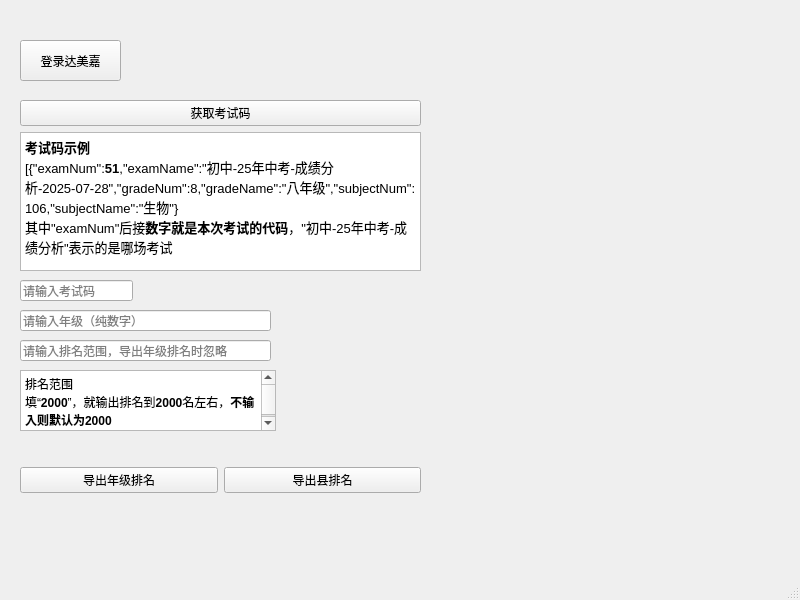
This is mainwindow.ui in ouroooo/DBZX-DMG as Qt 5 draws it before an edit. The edited form follows.
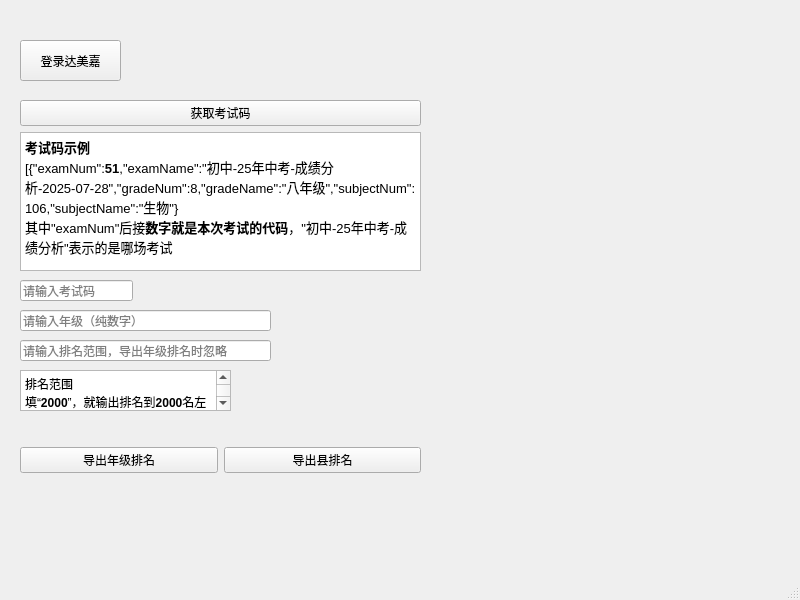
This is the edited form.

What changed in the file:
```diff
--- a/mainwindow.ui
+++ b/mainwindow.ui
@@ -96,8 +96,8 @@
      <rect>
       <x>20</x>
       <y>370</y>
-      <width>256</width>
-      <height>61</height>
+      <width>211</width>
+      <height>41</height>
      </rect>
     </property>
     <property name="html">
@@ -109,14 +109,14 @@
 li.checked::marker { content: &quot;\2612&quot;; }
 &lt;/style&gt;&lt;/head&gt;&lt;body style=&quot; font-family:'Microsoft YaHei UI'; font-size:9pt; font-weight:400; font-style:normal;&quot;&gt;
 &lt;p style=&quot; margin-top:0px; margin-bottom:0px; margin-left:0px; margin-right:0px; -qt-block-indent:0; text-indent:0px;&quot;&gt;排名范围&lt;/p&gt;
-&lt;p style=&quot; margin-top:0px; margin-bottom:0px; margin-left:0px; margin-right:0px; -qt-block-indent:0; text-indent:0px;&quot;&gt;填“&lt;span style=&quot; font-weight:700;&quot;&gt;2000&lt;/span&gt;”，就输出排名到&lt;span style=&quot; font-weight:700;&quot;&gt;2000&lt;/span&gt;名左右，&lt;span style=&quot; font-weight:700;&quot;&gt;不输入则默认为2000&lt;/span&gt;&lt;/p&gt;&lt;/body&gt;&lt;/html&gt;</string>
+&lt;p style=&quot; margin-top:0px; margin-bottom:0px; margin-left:0px; margin-right:0px; -qt-block-indent:0; text-indent:0px;&quot;&gt;填“&lt;span style=&quot; font-weight:700;&quot;&gt;2000&lt;/span&gt;”，就输出排名到&lt;span style=&quot; font-weight:700;&quot;&gt;2000&lt;/span&gt;名左右&lt;/p&gt;&lt;/body&gt;&lt;/html&gt;</string>
     </property>
    </widget>
    <widget class="QWidget" name="horizontalLayoutWidget">
     <property name="geometry">
      <rect>
       <x>20</x>
-      <y>440</y>
+      <y>420</y>
       <width>401</width>
       <height>80</height>
      </rect>
```
